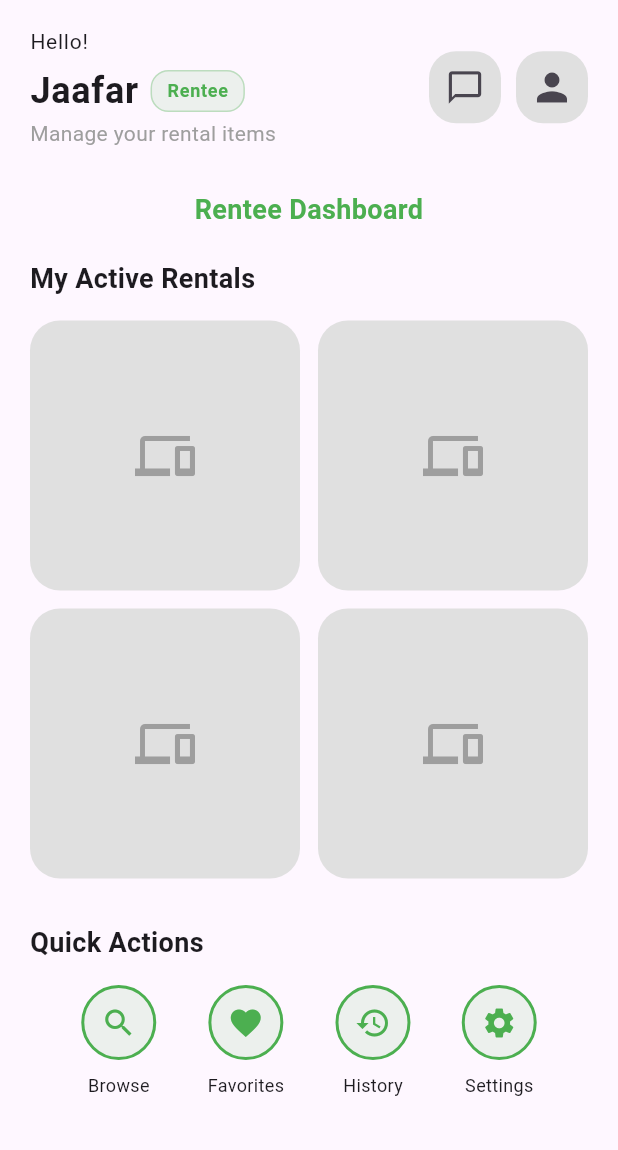
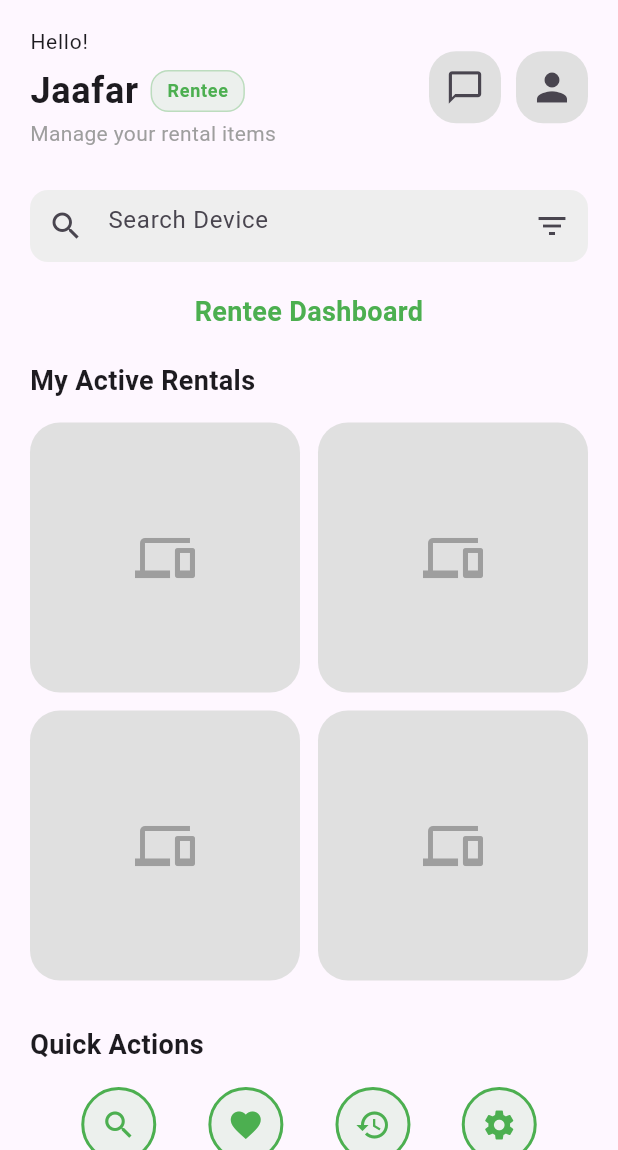
Before and after one commit to SECJ3623-MAP-25261/map-group-project-rockhopper, a Flutter app: the RenteeHome screen opened directly, on a phone screen of 412 x 824 dp, the part 86-1236 px from its top. Run offline on Flutter 3.47's test engine with Material 3 defaults, Android fonts, the phone set to English and light mode, and no system bars; our stand-ins replace table_calendar.

Commit message:
with search bar

```diff
--- a/lib/view/home/home_roles/rentee_home.dart
+++ b/lib/view/home/home_roles/rentee_home.dart
@@ -1,5 +1,6 @@
 import 'package:flutter/material.dart';
 import 'package:pinjamtech_app/view/messaging/rentee_chat_list_screen.dart';
+import '../search_screen.dart'; // ADD THIS IMPORT
 
 class RenteeHome extends StatelessWidget {
   const RenteeHome({super.key});
@@ -17,7 +18,7 @@ class RenteeHome extends StatelessWidget {
               style: TextStyle(
                 fontSize: 26,
                 fontWeight: FontWeight.bold,
-                color: Colors.green, // Changed to green
+                color: Colors.green,
               ),
             ),
             const SizedBox(height: 10),
@@ -25,6 +26,12 @@ class RenteeHome extends StatelessWidget {
             _buildUserInfo(context),
 
             const SizedBox(height: 20),
+
+            // =============== ADD SEARCH BAR HERE ===============
+            const SearchDevice(),
+            const SizedBox(height: 20),
+            // ===================================================
+
             const Text(
               "Rentee Dashboard",
               textAlign: TextAlign.center,
@@ -90,6 +97,45 @@ class RenteeHome extends StatelessWidget {
     );
   }
 
+  // =============== ADD SEARCH DEVICE WIDGET ===============
+  // Add this widget class at the bottom of the file
+}
+
+// ADD THIS COMPLETE WIDGET AT THE BOTTOM OF THE FILE (OUTSIDE RenteeHome CLASS)
+class SearchDevice extends StatelessWidget {
+  const SearchDevice({super.key});
+
+  @override
+  Widget build(BuildContext context) {
+    return GestureDetector(
+      onTap: () {
+        Navigator.push(
+          context,
+          MaterialPageRoute(
+            builder: (context) => const SearchScreen(),
+          ),
+        );
+      },
+      child: Container(
+        decoration: BoxDecoration(
+          borderRadius: BorderRadius.circular(12),
+          color: Colors.grey[200],
+        ),
+        child: const IgnorePointer(
+          child: TextField(
+            decoration: InputDecoration(
+              hintText: "Search Device",
+              border: InputBorder.none,
+              prefixIcon: Icon(Icons.search),
+              suffixIcon: Icon(Icons.filter_list),
+            ),
+          ),
+        ),
+      ),
+    );
+  }
+}
+
 // ------------------------------
 //           USER INFO
 // ------------------------------
@@ -111,12 +157,12 @@ class RenteeHome extends StatelessWidget {
             Container(
               padding: const EdgeInsets.symmetric(horizontal: 10, vertical: 4),
               decoration: BoxDecoration(
-                  color: Colors.green.withOpacity(0.1), // Green for Rentee
+                color: Colors.green.withOpacity(0.1),
                 borderRadius: BorderRadius.circular(12),
                 border: Border.all(color: Colors.green.withOpacity(0.3)),
               ),
               child: const Text(
-                  'Rentee', // Rentee role
+                'Rentee',
                 style: TextStyle(
                   fontSize: 12,
                   fontWeight: FontWeight.w600,
@@ -130,7 +176,7 @@ class RenteeHome extends StatelessWidget {
     ),
 
     subtitle: const Text(
-        "Manage your rental items", // Same subtitle
+      "Manage your rental items",
       style: TextStyle(fontSize: 14, color: Colors.grey),
     ),
 
@@ -184,10 +230,10 @@ class RenteeHome extends StatelessWidget {
         height: 50,
         decoration: BoxDecoration(
           shape: BoxShape.circle,
-            border: Border.all(color: Colors.green, width: 2), // Green border
-            color: Colors.green.withOpacity(0.1), // Green background
+          border: Border.all(color: Colors.green, width: 2),
+          color: Colors.green.withOpacity(0.1),
         ),
-          child: Icon(icon, color: Colors.green, size: 24), // Green icon
+        child: Icon(icon, color: Colors.green, size: 24),
       ),
       const SizedBox(height: 8),
       Text(label, style: const TextStyle(fontSize: 12)),
@@ -208,7 +254,7 @@ class RenteeHome extends StatelessWidget {
     ),
     child: Row(
       children: [
-          const Icon(Icons.history, color: Colors.green), // Green icon
+        const Icon(Icons.history, color: Colors.green),
         const SizedBox(width: 12),
 
         Expanded(
@@ -227,4 +273,3 @@ class RenteeHome extends StatelessWidget {
     ),
   );
 }
-}
```
Lines whose indentation alone changed are shown as unchanged.
